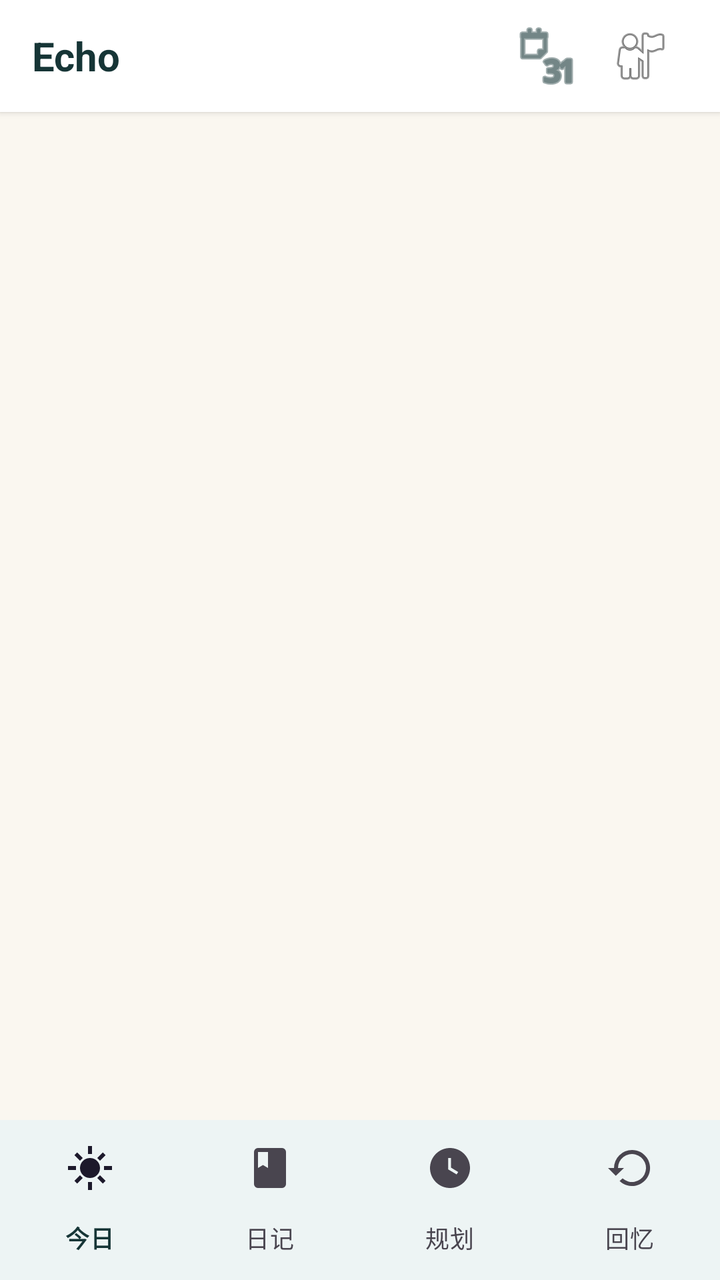
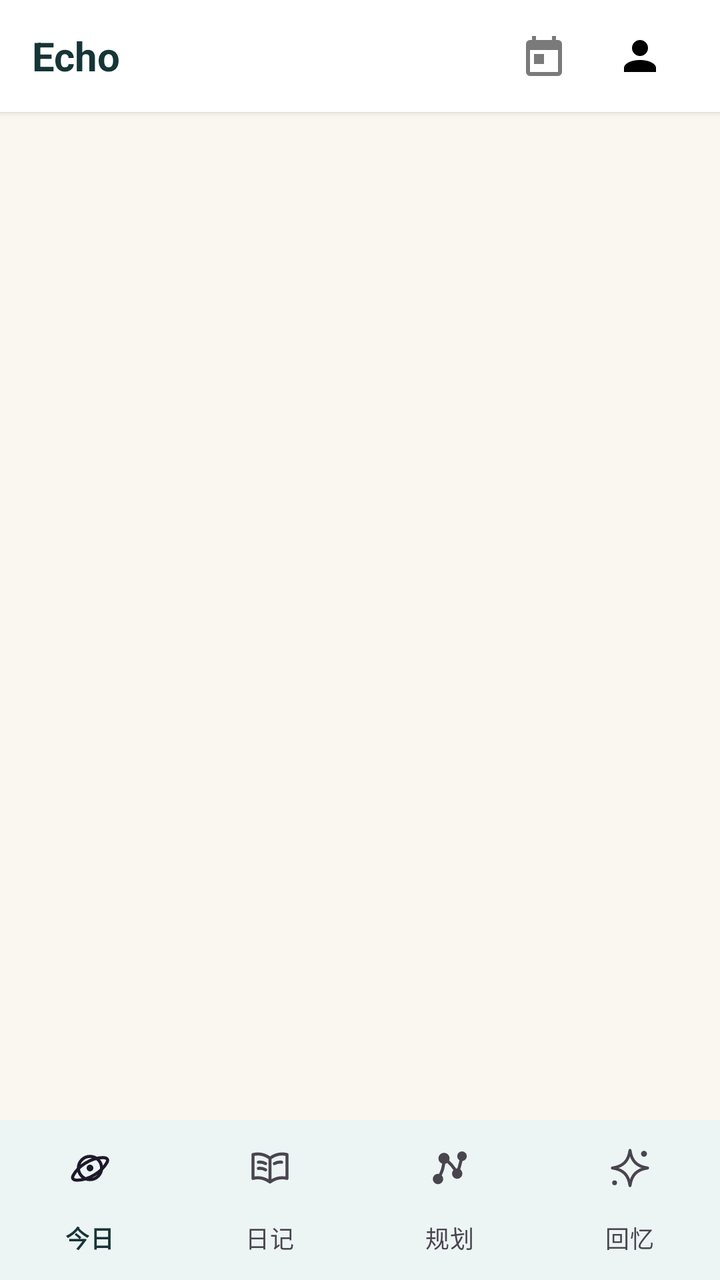

An Android layout rendered at two revisions. The XML below is the earlier revision; the diff shows what the commit changed to produce the second picture.
<!-- AndroidManifest.xml: application theme Theme.MyApplication -->
<!-- res/layout/activity_main.xml -->
<?xml version="1.0" encoding="utf-8"?>
<androidx.coordinatorlayout.widget.CoordinatorLayout xmlns:android="http://schemas.android.com/apk/res/android"
    xmlns:app="http://schemas.android.com/apk/res-auto"
    xmlns:tools="http://schemas.android.com/tools"
    android:id="@+id/root_main"
    android:layout_width="match_parent"
    android:layout_height="match_parent"
    android:background="?attr/echoBackground">

    <LinearLayout
        android:layout_width="match_parent"
        android:layout_height="match_parent"
        android:orientation="vertical">

        

        <LinearLayout
            android:id="@+id/top_bar"
            android:layout_width="match_parent"
            android:layout_height="56dp"
            android:orientation="horizontal"
            android:gravity="center_vertical"
            android:paddingHorizontal="16dp"
            android:background="?attr/echoSurface"
            android:elevation="2dp">

            <TextView
                android:layout_width="0dp"
                android:layout_height="wrap_content"
                android:layout_weight="1"
                android:text="@string/app_title"
                android:textColor="?attr/echoTextPrimary"
                android:textSize="20sp"
                android:textStyle="bold"
                tools:ignore="VisualLintSystemUi" />

            <ImageButton
                android:id="@+id/btn_calendar"
                android:layout_width="48dp"
                android:layout_height="48dp"
                android:background="?android:attr/selectableItemBackgroundBorderless"
                android:contentDescription="日历"
                android:padding="10dp"
                android:src="@android:drawable/ic_menu_month"
                app:tint="?attr/echoTextPrimary" />

            <ImageButton
                android:id="@+id/btn_profile"
                android:layout_width="48dp"
                android:layout_height="48dp"
                android:background="?android:attr/selectableItemBackgroundBorderless"
                android:contentDescription="@string/profile_entry"
                android:padding="10dp"
                android:src="@android:drawable/ic_menu_myplaces" />
        </LinearLayout>

        
        <FrameLayout
            android:id="@+id/fragment_container"
            android:layout_width="match_parent"
            android:layout_height="0dp"
            android:layout_weight="1"
            android:paddingBottom="64dp" />
    </LinearLayout>

    
    <com.google.android.material.bottomnavigation.BottomNavigationView
        android:id="@+id/bottom_navigation"
        android:layout_width="match_parent"
        android:layout_height="wrap_content"
        android:layout_gravity="bottom"
        android:background="?attr/echoSurface"
        app:menu="@menu/bottom_nav"
        app:labelVisibilityMode="labeled"
        tools:ignore="VisualLintBottomNav" />

</androidx.coordinatorlayout.widget.CoordinatorLayout>
<!-- resources referenced by this layout -->
<resources>
  <string name="app_title">Echo</string>
  <string name="profile_entry">个人中心</string>
  <style name="Theme.MyApplication" parent="Theme.MyApplication.Base">
          <item name="echoPrimary">#2F7D7A</item>
          <item name="echoPrimaryDark">#1E5553</item>
          <item name="echoBackground">#FAF7F0</item>
          <item name="echoSurface">#FFFFFF</item>
          <item name="echoSurfaceVariant">#F3EFE7</item>
          <item name="echoTextPrimary">#163536</item>
          <item name="echoTextSecondary">#7A7A7A</item>
          <item name="echoAccent">#E9C98F</item>
          <item name="echoOnPrimary">#FFFFFF</item>
          <item name="echoBorder">#E0DCD5</item>
          <item name="echoDestructive">#E53935</item>
          <item name="echoHint">#BDBDBD</item>
          <item name="echoBubbleUser">#2F7D7A</item>
          <item name="echoBubbleAssistant">#F3EFE7</item>
          <item name="echoToolInfoBg">#F3EFE7</item>
      </style>
  <style name="Theme.MyApplication.Base" parent="Theme.Material3.DayNight.NoActionBar">
          
          <item name="colorPrimary">?attr/echoPrimary</item>
          <item name="colorPrimaryDark">?attr/echoPrimaryDark</item>
          <item name="colorAccent">?attr/echoPrimary</item>
          <item name="android:colorBackground">?attr/echoBackground</item>
          <item name="colorSurface">?attr/echoSurface</item>
          <item name="colorOnPrimary">?attr/echoOnPrimary</item>
          <item name="colorOnSurface">?attr/echoTextPrimary</item>
          <item name="android:statusBarColor">@android:color/transparent</item>
          <item name="android:navigationBarColor">@android:color/transparent</item>
      </style>
</resources>

<!-- the commit's change to res/layout/activity_main.xml (unified diff, before → after) -->
@@ -41,8 +41,8 @@
                 android:background="?android:attr/selectableItemBackgroundBorderless"
                 android:contentDescription="日历"
                 android:padding="10dp"
-                android:src="@android:drawable/ic_menu_month"
-                app:tint="?attr/echoTextPrimary" />
+                android:src="@drawable/ic_calendar_outline"
+                app:tint="?attr/echoTextSecondary" />
 
             <ImageButton
                 android:id="@+id/btn_profile"
@@ -51,7 +51,7 @@
                 android:background="?android:attr/selectableItemBackgroundBorderless"
                 android:contentDescription="@string/profile_entry"
                 android:padding="10dp"
-                android:src="@android:drawable/ic_menu_myplaces" />
+                android:src="@drawable/ic_profile_outline" />
         </LinearLayout>
 
         
@@ -70,6 +70,7 @@
         android:layout_height="wrap_content"
         android:layout_gravity="bottom"
         android:background="?attr/echoSurface"
+        android:elevation="6dp"
         app:menu="@menu/bottom_nav"
         app:labelVisibilityMode="labeled"
         tools:ignore="VisualLintBottomNav" />
<!-- resource entries referenced after the edit -->
@@ -1,5 +1,15 @@
 <!-- resources referenced by this layout -->
 <resources>
+  <!-- drawable ic_calendar_outline (drawable) -->
+  <?xml version="1.0" encoding="utf-8"?>
+  <vector xmlns:android="http://schemas.android.com/apk/res/android" android:width="24dp" android:height="24dp" android:viewportWidth="24" android:viewportHeight="24">
+      <path android:fillColor="#FF000000" android:pathData="M19,4h-1V2h-2v2H8V2H6v2H5a2,2 0,0 0,-2 2v14a2,2 0,0 0,2 2h14a2,2 0,0 0,2 -2V6a2,2 0,0 0,-2 -2zM19,20H5V9h14zM7,11h5v5H7z" />
+  </vector>
+  <!-- drawable ic_profile_outline (drawable) -->
+  <?xml version="1.0" encoding="utf-8"?>
+  <vector xmlns:android="http://schemas.android.com/apk/res/android" android:width="24dp" android:height="24dp" android:viewportWidth="24" android:viewportHeight="24">
+      <path android:fillColor="#FF000000" android:pathData="M12,12a4,4 0,1 0,0 -8,4 4,0 0,0 0,8zM12,14c-4.42,0 -8,1.79 -8,4v2h16v-2c0,-2.21 -3.58,-4 -8,-4z" />
+  </vector>
   <string name="app_title">Echo</string>
   <string name="profile_entry">个人中心</string>
   <style name="Theme.MyApplication" parent="Theme.MyApplication.Base">
